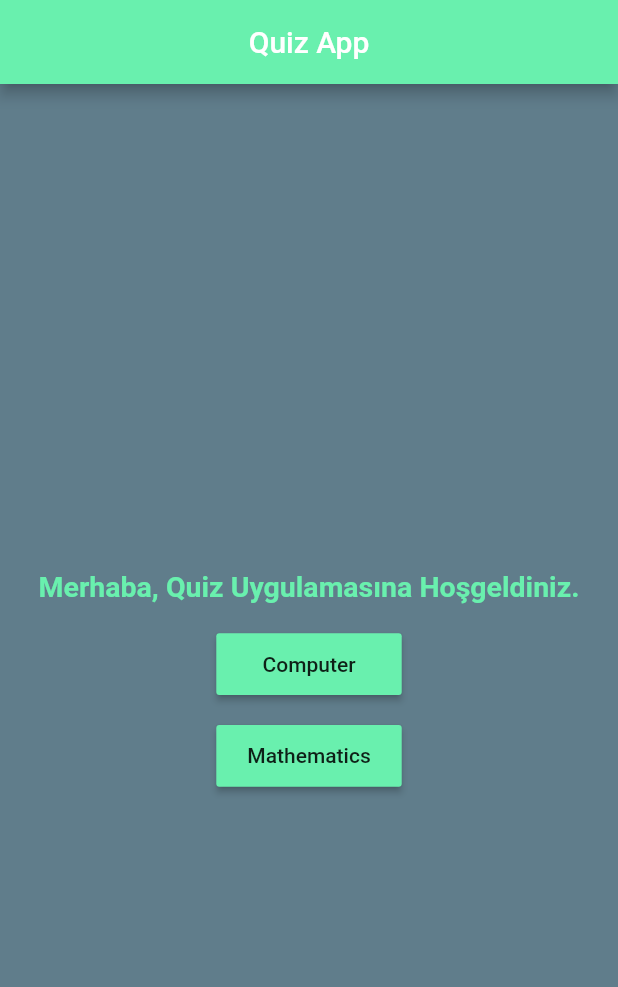
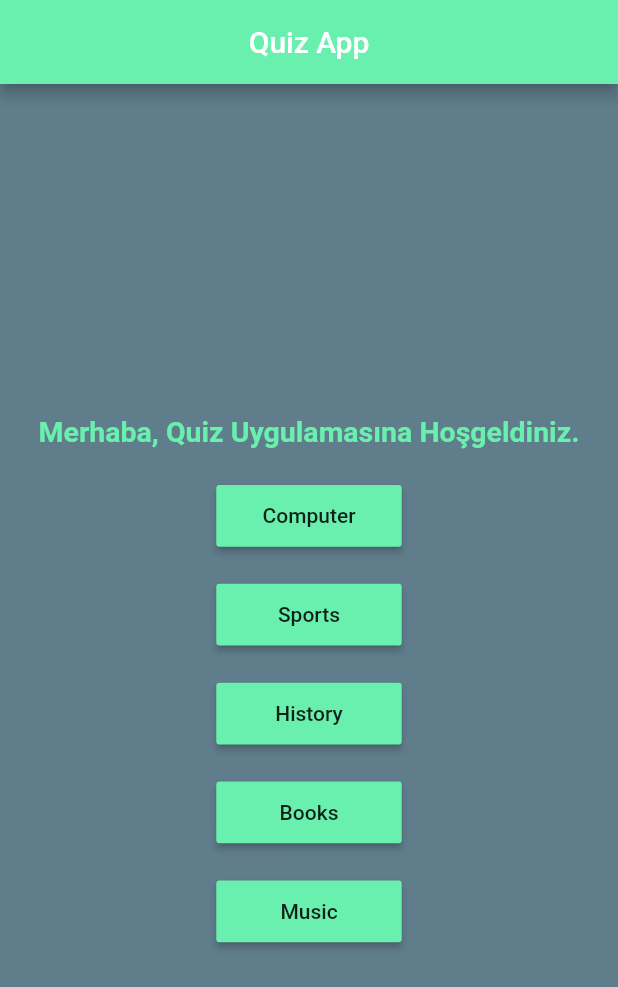
Before and after one commit to ayhncvdr/QuizApp, a Flutter app: the screen it shows after launch, on a phone screen of 412 x 824 dp. Shown: the top 987 px of the screen. Run offline on Flutter 3.47's test engine with Material 2 defaults, Android fonts, the phone set to English and light mode, and no system bars; our stand-ins replace html_unescape.

Commit message:
CompleteQuizAppHomeWork

```diff
--- a/lib/Screens/HomePage.dart
+++ b/lib/Screens/HomePage.dart
@@ -51,7 +51,7 @@ class _HomePageState extends State<HomePage> {
             ),
           ),
           SizedBox(
-            height: 20,
+            height: MediaQuery.of(context).size.height * 0.03,
           ),
           Container(
             width: MediaQuery.of(context).size.width * 0.3,
@@ -68,7 +68,7 @@ class _HomePageState extends State<HomePage> {
             ),
           ),
           SizedBox(
-            height: 20,
+            height: MediaQuery.of(context).size.height * 0.03,
           ),
           Container(
             width: MediaQuery.of(context).size.width * 0.3,
@@ -77,11 +77,62 @@ class _HomePageState extends State<HomePage> {
               color: Colors.greenAccent,
               onPressed: () {
                 setState(() {
-                  category = 19;
+                  category = 21;
                 });
                 gotoDifficultyPage(context);
               },
-              child: Text('Mathematics'),
+              child: Text('Sports'),
+            ),
+          ),
+          SizedBox(
+            height: MediaQuery.of(context).size.height * 0.03,
+          ),
+          Container(
+            width: MediaQuery.of(context).size.width * 0.3,
+            height: MediaQuery.of(context).size.height * 0.05,
+            child: RaisedButton(
+              color: Colors.greenAccent,
+              onPressed: () {
+                setState(() {
+                  category = 23;
+                });
+                gotoDifficultyPage(context);
+              },
+              child: Text('History'),
+            ),
+          ),
+          SizedBox(
+            height: MediaQuery.of(context).size.height * 0.03,
+          ),
+          Container(
+            width: MediaQuery.of(context).size.width * 0.3,
+            height: MediaQuery.of(context).size.height * 0.05,
+            child: RaisedButton(
+              color: Colors.greenAccent,
+              onPressed: () {
+                setState(() {
+                  category = 10;
+                });
+                gotoDifficultyPage(context);
+              },
+              child: Text('Books'),
+            ),
+          ),
+          SizedBox(
+            height: MediaQuery.of(context).size.height * 0.03,
+          ),
+          Container(
+            width: MediaQuery.of(context).size.width * 0.3,
+            height: MediaQuery.of(context).size.height * 0.05,
+            child: RaisedButton(
+              color: Colors.greenAccent,
+              onPressed: () {
+                setState(() {
+                  category = 12;
+                });
+                gotoDifficultyPage(context);
+              },
+              child: Text('Music'),
             ),
           ),
         ],
```
